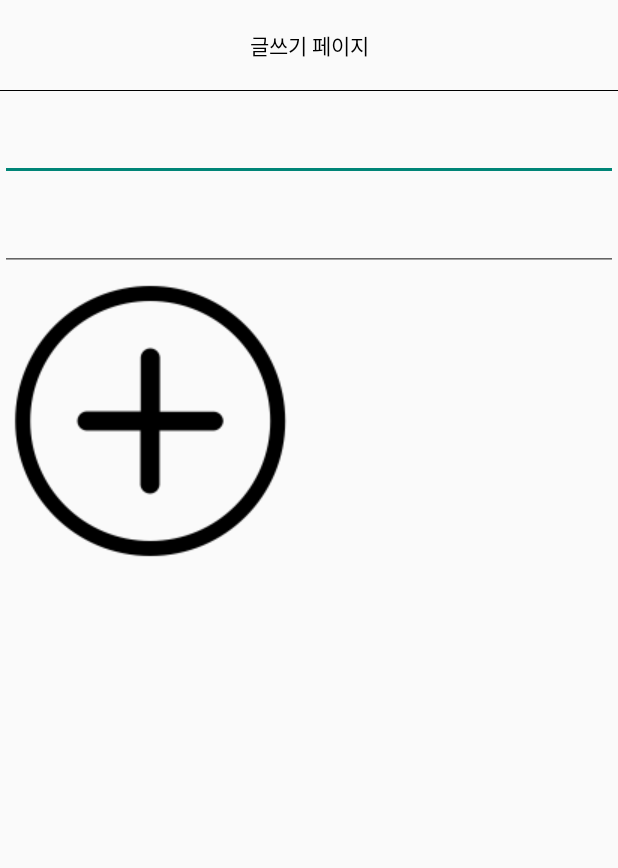
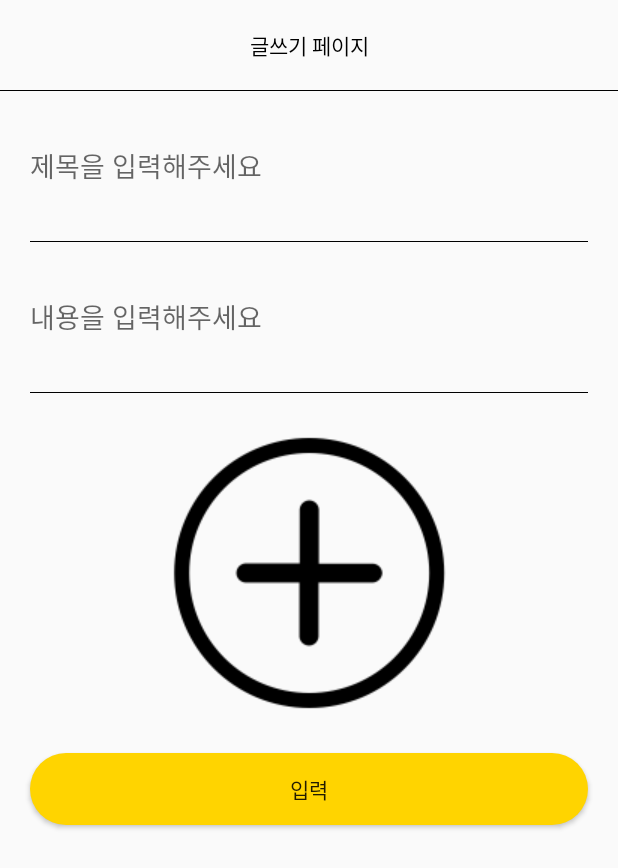
Before and after one commit to luxetverit/MySoloLife, an Android app: the BoardWriteActivity screen opened directly, with no data from a screen before it, on a phone screen of 412 x 824 dp. Shown: the top 868 px of the screen. Run offline under Robolectric (Android 15) with nearby library versions, the phone set to English and light mode, and no system bars.

```diff
--- a/app/build.gradle
+++ b/app/build.gradle
@@ -54,5 +54,7 @@ dependencies {
     testImplementation 'junit:junit:4.+'
     androidTestImplementation 'androidx.test.ext:junit:1.1.3'
     androidTestImplementation 'androidx.test.espresso:espresso-core:3.4.0'
+    implementation 'com.github.bumptech.glide:glide:4.12.0'
+    annotationProcessor 'com.github.bumptech.glide:compiler:4.12.0'
 
 }
--- a/app/src/main/AndroidManifest.xml
+++ b/app/src/main/AndroidManifest.xml
@@ -1,6 +1,8 @@
 <?xml version="1.0" encoding="utf-8"?>
 <manifest xmlns:android="http://schemas.android.com/apk/res/android"
     package="com.example.mysololife">
+
+    <uses-permission android:name="android.permission.INTERNET" />
 
     <application
         android:allowBackup="true"
@@ -9,7 +11,8 @@
         android:roundIcon="@mipmap/ic_launcher_round"
         android:supportsRtl="true"
         android:theme="@style/Theme.MySoloLife">
-        <activity android:name=".board.BoardWriteActivity"></activity>
+        <activity android:name=".contentsList.ContentShowActivity"></activity>
+        <activity android:name=".board.BoardWriteActivity" />
         <activity android:name=".contentsList.ContentsListActivity" />
         <activity android:name=".auth.JoinActivity" />
         <activity android:name=".auth.LoginActivity" />
--- a/app/src/main/res/layout/activity_board_write.xml
+++ b/app/src/main/res/layout/activity_board_write.xml
@@ -28,14 +28,47 @@
         android:background="#000000" />
 
     <EditText
+        android:layout_margin="20dp"
+        android:background="@android:color/transparent"
         android:layout_width="match_parent"
+        android:hint="제목을 입력해주세요"
         android:layout_height="60dp" />
+    <LinearLayout
+        android:layout_width="match_parent"
+        android:layout_height="0.5dp"
+        android:layout_marginLeft="20dp"
+        android:layout_marginRight="20dp"
+        android:background="#000000" />
+
     <EditText
+        android:layout_margin="20dp"
+        android:background="@android:color/transparent"
         android:layout_width="match_parent"
+        android:hint="내용을 입력해주세요"
         android:layout_height="60dp" />
+
+    <LinearLayout
+        android:layout_width="match_parent"
+        android:layout_height="0.5dp"
+        android:layout_marginLeft="20dp"
+        android:layout_marginRight="20dp"
+        android:background="#000000" />
+
     <ImageView
         android:src="@drawable/plusbtn"
-        android:layout_width="wrap_content"
+        android:layout_marginTop="20dp"
+        android:layout_width="match_parent"
         android:layout_height="wrap_content" />
 
+    <Button
+        android:text="입력"
+        android:layout_width="match_parent"
+        android:background="@drawable/background_radius_yellow"
+        android:layout_marginTop="50dp"
+        android:layout_marginLeft="20dp"
+        android:layout_marginRight="20dp"
+        android:layout_height="wrap_content"
+        android:layout_margin="20dp"
+        />
+
 </LinearLayout>
--- a/app/src/main/res/layout/fragment_tip.xml
+++ b/app/src/main/res/layout/fragment_tip.xml
@@ -23,6 +23,7 @@
                     android:layout_height="150dp">
 
                     <ImageView
+                        android:id="@+id/catecory1"
                         android:src="@drawable/main_icon_all"
                         android:layout_weight="1"
                         android:layout_width="120dp"
```
Also changed, not shown: app/src/main/java/com/example/mysololife/contentsList/ContentModel.kt (added, +9 -0 lines), app/src/main/java/com/example/mysololife/contentsList/ContentShowActivity.kt (added, +23 -0 lines), app/src/main/java/com/example/mysololife/contentsList/ContentsListActivity.kt (+39 -2 lines), app/src/main/java/com/example/mysololife/contentsList/ContentsRVAdapter.kt (added, +62 -0 lines), app/src/main/java/com/example/mysololife/fragments/TipFragment.kt (+8 -0 lines), app/src/main/res/layout/activity_content_show.xml (added, +15 -0 lines), app/src/main/res/layout/activity_contents_list.xml (+20 -1 lines), app/src/main/res/layout/contents_rv_item.xml (added, +30 -0 lines).
